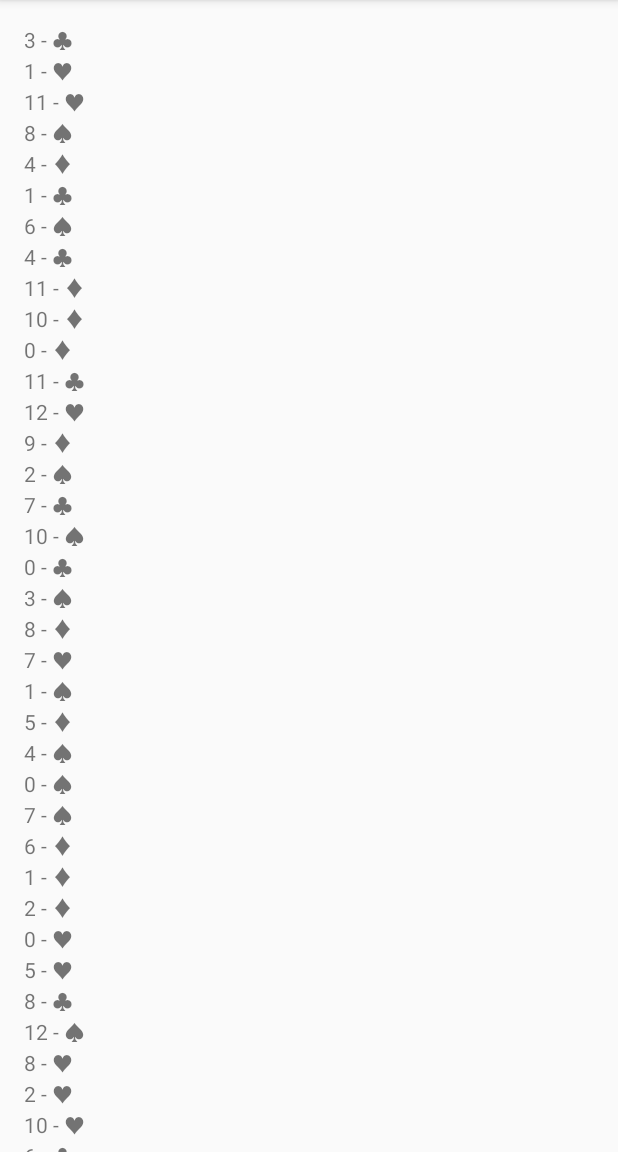
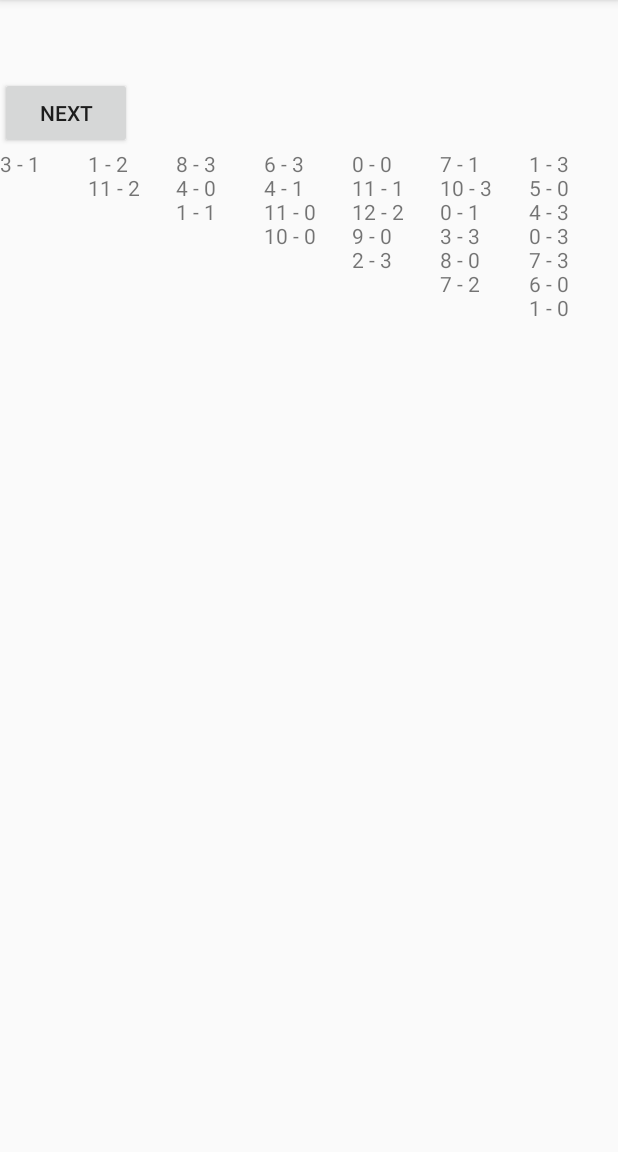
Before and after one commit to RodrigoDavy/Solitaire, an Android app: the screen it shows after launch (MainActivity), on a phone screen of 412 x 824 dp, the part 84-1236 px from its top. Run offline under Robolectric (Android 15) with nearby library versions, the phone set to English and light mode, and no system bars.

Commit message:
Added functionality to the Table class plus other changes

```diff
--- a/app/src/main/java/com/example/rodrigo/solitaire/Deck.kt
+++ b/app/src/main/java/com/example/rodrigo/solitaire/Deck.kt
@@ -5,6 +5,17 @@ import java.util.*
 class Deck internal constructor() {
 
     var cards = ArrayList<Card>()
+
+    init {
+        val numbers = intArrayOf(0, 1, 2, 3, 4, 5, 6, 7, 8, 9, 10, 11, 12)
+        val suits = intArrayOf(Card.SUIT_DIAMONDS,Card.SUIT_CLUBS,Card.SUIT_HEARTS,Card.SUIT_SPADES)
+
+        for (suit in suits) {
+            for (number in numbers) {
+                cards.add(Card(number, suit))
+            }
+        }
+    }
 
     fun shuffle() {
         val random = Random()
@@ -16,15 +27,4 @@ class Deck internal constructor() {
 
         cards = tempCards
     }
-
-    init {
-        val numbers = intArrayOf(0, 1, 2, 3, 4, 5, 6, 7, 8, 9, 10, 11, 12)
-        val suits = intArrayOf(Card.SUIT_DIAMONDS,Card.SUIT_CLUBS,Card.SUIT_HEARTS,Card.SUIT_SPADES)
-
-        for (suit in suits) {
-            for (number in numbers) {
-                cards.add(Card(number, suit))
-            }
-        }
-    }
 }
--- a/app/src/main/java/com/example/rodrigo/solitaire/MainActivity.kt
+++ b/app/src/main/java/com/example/rodrigo/solitaire/MainActivity.kt
@@ -2,35 +2,46 @@ package com.example.rodrigo.solitaire
 
 import android.support.v7.app.AppCompatActivity
 import android.os.Bundle
+import android.view.View
+import android.widget.LinearLayout
 import android.widget.TextView
+import java.util.ArrayList
 
 class MainActivity : AppCompatActivity() {
+    val table = Table()
 
     override fun onCreate(savedInstanceState: Bundle?) {
         super.onCreate(savedInstanceState)
         setContentView(R.layout.activity_main)
 
-        val deck = Deck()
+        val lowerStack = table.lowerStack
 
-        val textView = findViewById<TextView>(R.id.console)
+        val linearLayout = findViewById<LinearLayout>(R.id.lower_stack)
+
+        for(x in Array(7,{i -> i})) {
+            printLower(linearLayout.getChildAt(x) as TextView,lowerStack[x])
+        }
+    }
+
+    fun printLower(textView: TextView,cards: ArrayList<Card>) {
         var str = ""
 
-        deck.shuffle()
-
-        for(card in deck.cards) {
-            val suit : String
-
-            when(card.suit) {
-                Card.SUIT_DIAMONDS -> suit = "♦"
-                Card.SUIT_CLUBS -> suit = "♣"
-                Card.SUIT_HEARTS -> suit = "♥"
-                Card.SUIT_SPADES -> suit = "♠"
-                else -> suit = "ERROR"
-            }
-
-            str += card.number.toString() + " - " + suit + "\n"
+        for(card in cards) {
+            str += card.number.toString() + " - " + card.suit.toString() + "\n"
         }
 
-        textView.text = str
+        textView.setText(str)
+    }
+
+    fun next(view: View) {
+        val card = table.nextDeck()
+        val textView = findViewById<TextView>(R.id.console)
+
+        if(card==null) {
+            textView.setText("")
+        }else{
+            val str = card.number.toString() + " - " + card.suit.toString()
+            textView.setText(str)
+        }
     }
 }
--- /dev/null
+++ b/app/src/main/java/com/example/rodrigo/solitaire/Table.kt
@@ -0,0 +1,33 @@
+package com.example.rodrigo.solitaire
+
+class Table internal constructor(){
+    val deck = Deck()
+    var deckPosition = 0
+
+    val upperStack = arrayOf(ArrayList<Card>(), ArrayList<Card>(),
+            ArrayList<Card>(), ArrayList<Card>())
+
+    val lowerStack = arrayOf(ArrayList<Card>() ,ArrayList<Card>(), ArrayList<Card>(),
+            ArrayList<Card>(), ArrayList<Card>(), ArrayList<Card>(), ArrayList<Card>())
+
+    init {
+        deck.shuffle()
+
+        for(i in Array(lowerStack.size,{x -> x})) {
+            for(j in Array(i+1,{x -> x})) {
+                lowerStack[i].add(deck.cards.removeAt(0))
+            }
+        }
+    }
+
+    fun nextDeck() : Card? {
+        deckPosition++
+
+        if(deckPosition>=deck.cards.size) {
+            deckPosition = 0
+            return null
+        }
+
+        return deck.cards[deckPosition]
+    }
+}
--- a/app/src/main/res/layout/activity_main.xml
+++ b/app/src/main/res/layout/activity_main.xml
@@ -1,8 +1,9 @@
 <?xml version="1.0" encoding="utf-8"?>
-<ScrollView xmlns:android="http://schemas.android.com/apk/res/android"
+<LinearLayout xmlns:android="http://schemas.android.com/apk/res/android"
     xmlns:tools="http://schemas.android.com/tools"
     android:layout_width="match_parent"
     android:layout_height="match_parent"
+    android:orientation="vertical"
     tools:context="com.example.rodrigo.solitaire.MainActivity">
 
     <TextView
@@ -12,4 +13,56 @@
         android:layout_height="wrap_content"
         android:text="" />
 
-</ScrollView>
+    <Button
+        android:layout_width="wrap_content"
+        android:layout_height="wrap_content"
+        android:text="Next"
+        android:onClick="next"/>
+
+    <LinearLayout
+        android:id="@+id/lower_stack"
+        android:layout_width="match_parent"
+        android:layout_height="wrap_content">
+
+        <TextView
+            android:id="@+id/pilha0"
+            android:layout_width="0dp"
+            android:layout_height="wrap_content"
+            android:layout_weight="1"/>
+
+        <TextView
+            android:id="@+id/pilha1"
+            android:layout_width="0dp"
+            android:layout_height="wrap_content"
+            android:layout_weight="1"/>
+
+        <TextView
+            android:id="@+id/pilha2"
+            android:layout_width="0dp"
+            android:layout_height="wrap_content"
+            android:layout_weight="1"/>
+        <TextView
+            android:id="@+id/pilha3"
+            android:layout_width="0dp"
+            android:layout_height="wrap_content"
+            android:layout_weight="1"/>
+        <TextView
+            android:id="@+id/pilha4"
+            android:layout_width="0dp"
+            android:layout_height="wrap_content"
+            android:layout_weight="1"/>
+        <TextView
+            android:id="@+id/pilha5"
+            android:layout_width="0dp"
+            android:layout_height="wrap_content"
+            android:layout_weight="1"/>
+        <TextView
+            android:id="@+id/pilha6"
+            android:layout_width="0dp"
+            android:layout_height="wrap_content"
+            android:layout_weight="1"/>
+
+    </LinearLayout>
+
+
+</LinearLayout>
```
